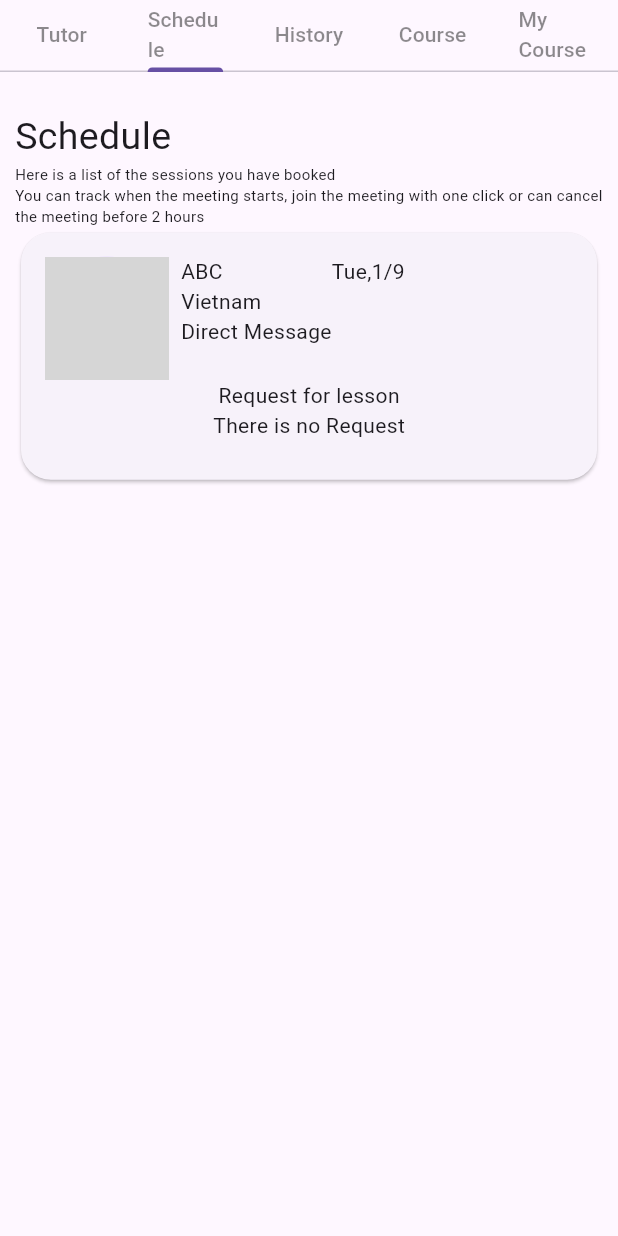
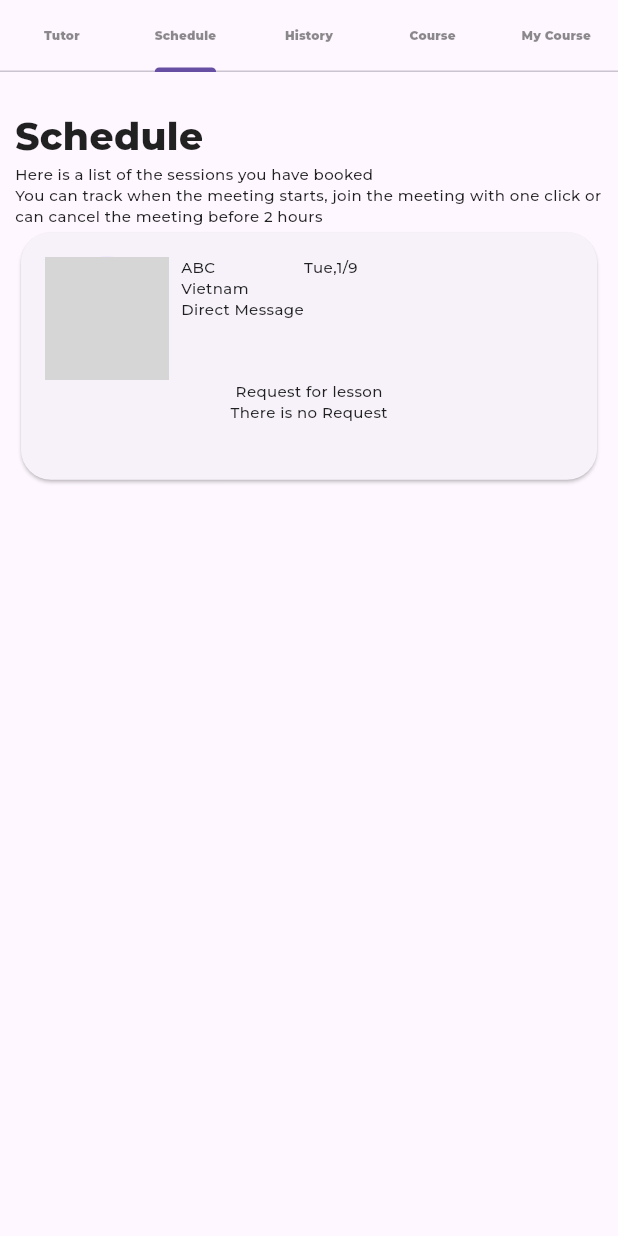
Before and after one commit to MinhSkyDev/MobileAdvanced_Lettutor, a Flutter app: the DashboardScreen screen opened directly, tab 2 chosen, on a phone screen of 412 x 824 dp. Run offline on Flutter 3.47's test engine with Material 3 defaults, Android fonts, the phone set to English and light mode, and no system bars; our stand-ins replace bloc, flutter_bloc, google_fonts; network calls fail; grey boxes are pictures that could not be loaded.

Commit message:
Stage 2: config UI text

```diff
--- a/lib/common_component/common_textfield.dart
+++ b/lib/common_component/common_textfield.dart
@@ -1,6 +1,4 @@
 import 'package:flutter/material.dart';
-import 'package:flutter/src/widgets/framework.dart';
-import 'package:flutter/src/widgets/placeholder.dart';
 
 class CommonTextField extends StatelessWidget {
   final controller;
--- a/lib/courses/ui/courses.dart
+++ b/lib/courses/ui/courses.dart
@@ -1,6 +1,4 @@
 import 'package:flutter/material.dart';
-import 'package:flutter/src/widgets/framework.dart';
-import 'package:flutter/src/widgets/placeholder.dart';
 import 'package:lettutor/courses/ui/course_card.dart';
 import 'package:lettutor/model/course.dart';
 
@@ -28,9 +26,9 @@ class _CoursesScreenState extends State<CoursesScreen> {
         mainAxisAlignment: MainAxisAlignment.start,
         crossAxisAlignment: CrossAxisAlignment.start,
         children: [
-          Row(
+          const Row(
             children: [
-              const Text(
+              Text(
                 "Discover Courses",
                 style: TextStyle(fontSize: 25),
               ),
--- a/lib/dashboard/ui/dashboard.dart
+++ b/lib/dashboard/ui/dashboard.dart
@@ -1,6 +1,5 @@
 import 'package:flutter/material.dart';
-import 'package:flutter/src/widgets/framework.dart';
-import 'package:flutter/src/widgets/placeholder.dart';
+import 'package:google_fonts/google_fonts.dart';
 import 'package:lettutor/courses/ui/courses.dart';
 import 'package:lettutor/find_tutor/ui/find_tutor.dart';
 import 'package:lettutor/history/ui/history_screen.dart';
@@ -48,7 +47,7 @@ class _DashboardScreenState extends State<DashboardScreen>
             Expanded(
               child: TabBarView(
                 controller: tabController,
-                children: [
+                children: const [
                   FindTutor(),
                   ScheduleScreen(),
                   HistoryScreen(),
@@ -65,6 +64,10 @@ class _DashboardScreenState extends State<DashboardScreen>
 
   Text TabBarText(String input) => Text(
         input,
-        style: TextStyle(color: Colors.black45),
+        style: GoogleFonts.montserrat(
+          textStyle: const TextStyle(color: Colors.black45),
+          fontSize: 8,
+          fontWeight: FontWeight.w900,
+        ),
       );
 }
--- a/lib/schedule/ui/Schedule.dart
+++ b/lib/schedule/ui/Schedule.dart
@@ -1,6 +1,5 @@
 import 'package:flutter/material.dart';
-import 'package:flutter/src/widgets/framework.dart';
-import 'package:flutter/src/widgets/placeholder.dart';
+import 'package:google_fonts/google_fonts.dart';
 import 'package:lettutor/model/schedule..dart';
 import 'package:lettutor/model/tutor.dart';
 import 'package:lettutor/schedule/ui/schedule_card.dart';
@@ -35,9 +34,13 @@ class _ScheduleScreenState extends State<ScheduleScreen> {
           const SizedBox(height: 15),
           Row(
             children: [
-              const Text(
+              Text(
                 "Schedule",
-                style: TextStyle(fontSize: 25),
+                style: GoogleFonts.montserrat(
+                  fontSize: 25,
+                  textStyle: const TextStyle(color: Colors.black87),
+                  fontWeight: FontWeight.w800,
+                ),
               ),
             ],
           ),
@@ -48,11 +51,19 @@ class _ScheduleScreenState extends State<ScheduleScreen> {
               children: [
                 Text(
                   messageSchedule_1,
-                  style: TextStyle(fontSize: 10),
+                  style: GoogleFonts.montserrat(
+                    fontSize: 10,
+                    textStyle: const TextStyle(color: Colors.black87),
+                    fontWeight: FontWeight.w500,
+                  ),
                 ),
                 Text(
                   messageSchedule_2,
-                  style: TextStyle(fontSize: 10),
+                  style: GoogleFonts.montserrat(
+                    fontSize: 10,
+                    textStyle: const TextStyle(color: Colors.black87),
+                    fontWeight: FontWeight.w500,
+                  ),
                 ),
                 Expanded(
                   child: ListView(
--- a/lib/schedule/ui/schedule_card.dart
+++ b/lib/schedule/ui/schedule_card.dart
@@ -1,6 +1,5 @@
 import 'package:flutter/material.dart';
-import 'package:flutter/src/widgets/framework.dart';
-import 'package:flutter/src/widgets/placeholder.dart';
+import 'package:google_fonts/google_fonts.dart';
 import 'package:lettutor/model/schedule..dart';
 
 class ScheduleCard extends StatelessWidget {
@@ -23,8 +22,7 @@ class ScheduleCard extends StatelessWidget {
     int weekDay = currentDateTime.weekday - 1;
     int month = currentDateTime.month;
     int day = currentDateTime.day;
-    result =
-        weekdayMapping[weekDay] + "," + month.toString() + "/" + day.toString();
+    result = "${weekdayMapping[weekDay]},$month/$day";
 
     return result;
   }
@@ -34,7 +32,7 @@ class ScheduleCard extends StatelessWidget {
     Size size = MediaQuery.of(context).size;
     return Card(
         shape: RoundedRectangleBorder(borderRadius: BorderRadius.circular(20)),
-        child: Container(
+        child: SizedBox(
           width: size.width * 0.8,
           height: size.height * 0.2,
           child: Padding(
@@ -63,27 +61,37 @@ class ScheduleCard extends StatelessWidget {
                           mainAxisAlignment: MainAxisAlignment.start,
                           crossAxisAlignment: CrossAxisAlignment.start,
                           children: [
-                            Text(currentSchedule.currentTutor.name),
-                            Text(currentSchedule.currentTutor.nationality),
-                            Text("Direct Message"),
+                            displayText(currentSchedule.currentTutor.name),
+                            displayText(
+                                currentSchedule.currentTutor.nationality),
+                            displayText("Direct Message"),
                           ],
                         ),
                         //Time Schedule
                         Row(
                           mainAxisAlignment: MainAxisAlignment.end,
                           children: [
-                            Text(getCurrentScheduleDay()),
+                            displayText(getCurrentScheduleDay()),
                           ],
                         )
                       ],
                     ),
                   ),
-                  Text("Request for lesson"),
-                  Text(currentSchedule.request),
+                  displayText("Request for lesson"),
+                  displayText(currentSchedule.request),
                 ],
               ),
             ),
           ),
         ));
   }
+
+  Text displayText(String content) {
+    return Text(content,
+        style: GoogleFonts.montserrat(
+          fontSize: 10,
+          textStyle: const TextStyle(color: Colors.black87),
+          fontWeight: FontWeight.w500,
+        ));
+  }
 }
--- a/pubspec.yaml
+++ b/pubspec.yaml
@@ -36,6 +36,7 @@ dependencies:
   # Use with the CupertinoIcons class for iOS style icons.
   cupertino_icons: ^1.0.2
   flutter_bloc: ^8.1.3
+  google_fonts: ^6.1.0
 
 dev_dependencies:
   flutter_test:
```
Also changed, not shown: lib/courses/ui/course_card.dart (+11 -10 lines), lib/history/ui/history_screen.dart (+17 -6 lines), pubspec.lock, 2 other files.
